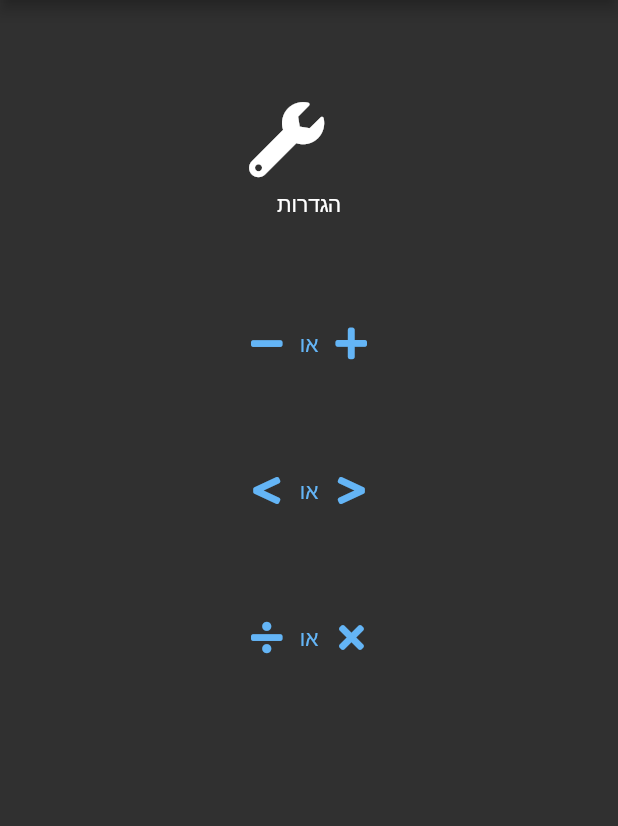
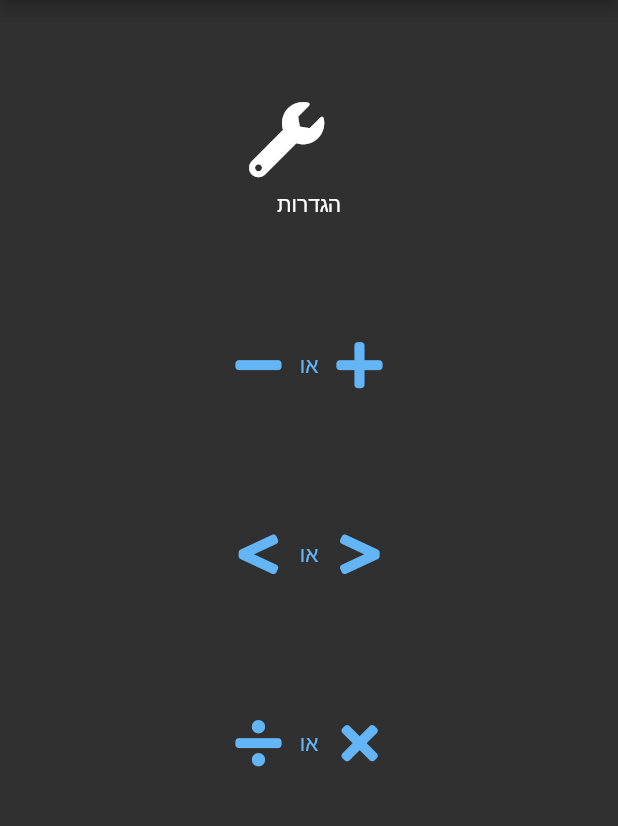
Before and after one commit to AdamRussak/one_to_math, a Flutter app: the screen it shows after launch, on a phone screen of 412 x 824 dp, the part 84-910 px from its top. Run offline on Flutter 3.47's test engine with Material 2 defaults, Android fonts, the phone set to English and light mode, and no system bars; our stand-ins replace after_layout, fluttertoast, font_awesome_flutter, rflutter_alert, shared_preferences.

Commit message:
some small changes

```diff
--- a/lib/screens/multiply_qustions.dart
+++ b/lib/screens/multiply_qustions.dart
@@ -258,7 +258,7 @@ class _MultiplyQustionsState extends State<MultiplyQustions>
                     Icon(FontAwesomeIcons.equals),
                     KSizeBoxMath10,
                     SizedBox(
-                      width: size.width * 0.1,
+                      width: size.width * 0.15,
                       child: TextField(
                         inputFormatters: <TextInputFormatter>[
                           FilteringTextInputFormatter.digitsOnly
--- a/lib/widgets/sizebox.dart
+++ b/lib/widgets/sizebox.dart
@@ -9,11 +9,14 @@ class ButtonIcons extends StatelessWidget {
   Widget build(BuildContext context) {
     return SizedBox(
       child: Container(
-        constraints: BoxConstraints.tight(Size(100.0, 30.0)),
+        constraints: BoxConstraints.tight(Size(120.0, 60.0)),
         child: Row(
           mainAxisAlignment: MainAxisAlignment.center,
           children: [
-            Icon(sideA),
+            Icon(
+              sideA,
+              size: 35,
+            ),
             SizedBox(
               width: 10.0,
             ),
@@ -21,7 +24,10 @@ class ButtonIcons extends StatelessWidget {
             SizedBox(
               width: 10.0,
             ),
-            Icon(sideB)
+            Icon(
+              sideB,
+              size: 35,
+            )
           ],
         ),
       ),
```
